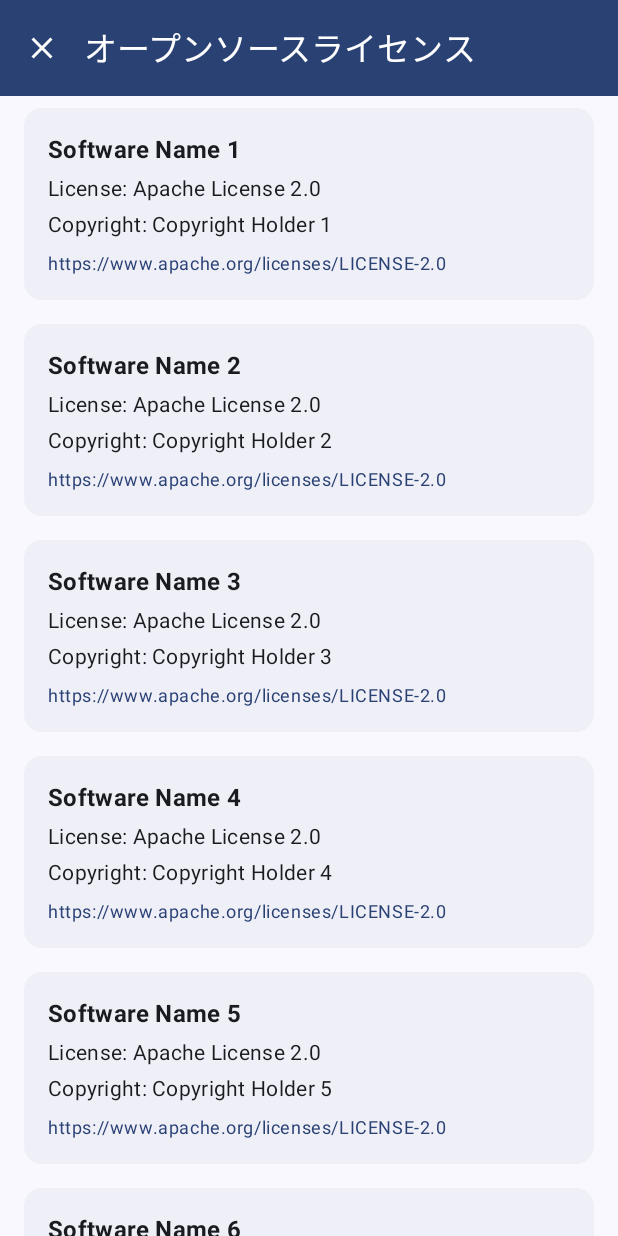
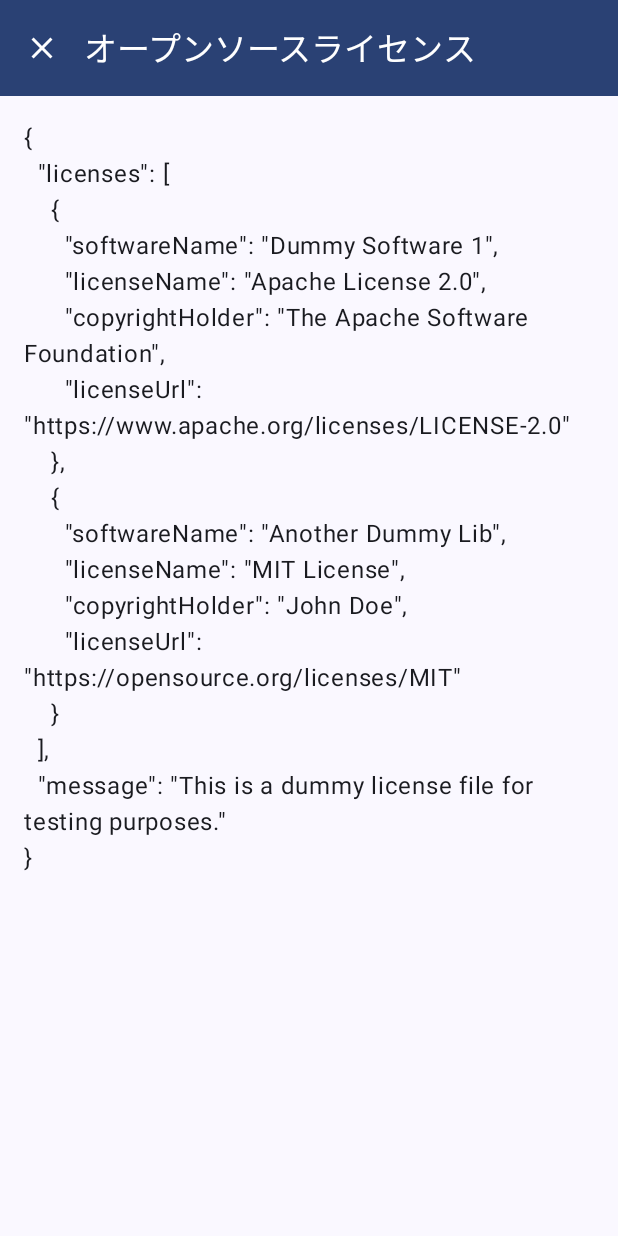
Before and after one commit to keiji/android-device-integrity, an Android app built with Jetpack Compose: the LicenseActivity screen opened directly, with no data from a screen before it, on a phone screen of 412 x 824 dp. Run offline under Robolectric (Android 15) with nearby library versions, the phone set to English and light mode, and no system bars; our stand-ins replace Dagger/Hilt's generated code; libraries missing offline, so code that uses them is left out: com.jakewharton.retrofit2.

Commit message:
feat: AssetInputStreamProviderの追加とライセンス表示機能
AssetInputStreamProviderを導入し、アセットからライセンス情報を読み込む仕組みを構築しました。

主な変更点:
- `:provider:contract` に AssetInputStreamProvider インターフェースを追加。
- `:app` に AssetInputStreamProviderImpl 実装クラスを追加。
- Hiltモジュールに上記プロバイダーのDI設定を追加。
- `:ui:license` の LicenseActivity および LicenseViewModel を修正し、アセット内の `licenses.json` ファイルを読み込んで表示するように変更。
- 動作確認用の仮 `licenses.json` をアセットに追加。

```diff
--- /dev/null
+++ b/android/app/src/main/assets/licenses.json
@@ -0,0 +1,17 @@
+{
+  "licenses": [
+    {
+      "softwareName": "Dummy Software 1",
+      "licenseName": "Apache License 2.0",
+      "copyrightHolder": "The Apache Software Foundation",
+      "licenseUrl": "https://www.apache.org/licenses/LICENSE-2.0"
+    },
+    {
+      "softwareName": "Another Dummy Lib",
+      "licenseName": "MIT License",
+      "copyrightHolder": "John Doe",
+      "licenseUrl": "https://opensource.org/licenses/MIT"
+    }
+  ],
+  "message": "This is a dummy license file for testing purposes."
+}
--- a/android/app/src/main/java/dev/keiji/deviceintegrity/di/AppModule.kt
+++ b/android/app/src/main/java/dev/keiji/deviceintegrity/di/AppModule.kt
@@ -14,6 +14,9 @@ import dev.keiji.deviceintegrity.provider.contract.DeviceSecurityStateProvider
 import dev.keiji.deviceintegrity.provider.impl.DeviceInfoProviderImpl
 import dev.keiji.deviceintegrity.provider.impl.DeviceSecurityStateProviderImpl
 import javax.inject.Singleton
+import android.content.res.AssetManager
+import dev.keiji.deviceintegrity.provider.AssetInputStreamProviderImpl
+import dev.keiji.provider.contract.AssetInputStreamProvider
 
 @Module
 @InstallIn(SingletonComponent::class)
@@ -38,4 +41,20 @@ object AppModule {
     ): DeviceSecurityStateProvider {
         return DeviceSecurityStateProviderImpl(context)
     }
+
+    @Provides
+    @Singleton
+    fun provideAssetManager(
+        @ApplicationContext context: Context
+    ): AssetManager {
+        return context.assets
+    }
+
+    @Provides
+    @Singleton
+    fun provideAssetInputStreamProvider(
+        assetManager: AssetManager
+    ): AssetInputStreamProvider {
+        return AssetInputStreamProviderImpl(assetManager)
+    }
 }
--- /dev/null
+++ b/android/app/src/main/java/dev/keiji/deviceintegrity/provider/AssetInputStreamProviderImpl.kt
@@ -0,0 +1,23 @@
+package dev.keiji.deviceintegrity.provider
+
+import android.content.res.AssetManager
+import dev.keiji.provider.contract.AssetInputStreamProvider
+import java.io.InputStream
+import javax.inject.Inject
+
+class AssetInputStreamProviderImpl @Inject constructor(
+    private val assetManager: AssetManager
+) : AssetInputStreamProvider {
+
+    companion object {
+        private const val LICENSE_FILE_NAME = "licenses.json"
+    }
+
+    override fun openLicense(): InputStream {
+        return open(LICENSE_FILE_NAME)
+    }
+
+    private fun open(fileName: String): InputStream {
+        return assetManager.open(fileName)
+    }
+}
--- /dev/null
+++ b/android/provider/contract/src/main/java/dev/keiji/provider/contract/AssetInputStreamProvider.kt
@@ -0,0 +1,7 @@
+package dev.keiji.provider.contract
+
+import java.io.InputStream
+
+interface AssetInputStreamProvider {
+    fun openLicense(): InputStream
+}
--- a/android/ui/license/src/main/java/dev/keiji/deviceintegrity/ui/license/LicenseActivity.kt
+++ b/android/ui/license/src/main/java/dev/keiji/deviceintegrity/ui/license/LicenseActivity.kt
@@ -1,8 +1,12 @@
 package dev.keiji.deviceintegrity.ui.license
 
 import android.os.Bundle
+import android.util.Log
 import androidx.activity.ComponentActivity
 import androidx.activity.compose.setContent
+import androidx.compose.foundation.layout.padding
+import androidx.compose.foundation.rememberScrollState
+import androidx.compose.foundation.verticalScroll
 import androidx.compose.material3.ExperimentalMaterial3Api
 import androidx.compose.material3.Icon
 import androidx.compose.material3.IconButton
@@ -13,13 +17,19 @@ import androidx.compose.material3.TopAppBar
 import androidx.compose.material3.TopAppBarDefaults
 import androidx.compose.material3.rememberTopAppBarState
 import androidx.compose.runtime.Composable
+import androidx.compose.runtime.collectAsState
+import androidx.compose.runtime.getValue
 import androidx.compose.ui.Modifier
 import androidx.compose.ui.input.nestedscroll.nestedScroll
 import androidx.compose.ui.res.painterResource
 import androidx.compose.ui.res.stringResource
+import androidx.compose.ui.unit.dp
+import androidx.hilt.navigation.compose.hiltViewModel
+import dagger.hilt.android.AndroidEntryPoint
 import dev.keiji.deviceintegrity.ui.license.R
 import dev.keiji.deviceintegrity.ui.theme.DeviceIntegrityTheme
 
+@AndroidEntryPoint
 class LicenseActivity : ComponentActivity() {
     override fun onCreate(savedInstanceState: Bundle?) {
         super.onCreate(savedInstanceState)
@@ -36,7 +46,8 @@ class LicenseActivity : ComponentActivity() {
 @OptIn(ExperimentalMaterial3Api::class)
 @Composable
 fun LicenseContent(
-    onClose: () -> Unit
+    onClose: () -> Unit,
+    viewModel: LicenseViewModel = hiltViewModel()
 ) {
     val scrollBehavior = TopAppBarDefaults.enterAlwaysScrollBehavior(rememberTopAppBarState())
 
@@ -62,9 +73,18 @@ fun LicenseContent(
             )
         }
     ) { paddingValues ->
-        LicenseScreen(
-            licenses = dummyLicenseData, // Use the dummy data for now
-            contentPadding = paddingValues
+        val licenseTextState by viewModel.licenseText.collectAsState()
+        val textToShow = licenseTextState ?: "Loading licenses..."
+
+        // Log the text to check if it's loaded
+        Log.d("LicenseActivity", "License text: $textToShow")
+
+        Text(
+            text = textToShow,
+            modifier = Modifier
+                .padding(paddingValues)
+                .padding(16.dp) // Add some padding around the text
+                .verticalScroll(rememberScrollState()) // Make it scrollable
         )
     }
 }
--- /dev/null
+++ b/android/ui/license/src/main/java/dev/keiji/deviceintegrity/ui/license/LicenseViewModel.kt
@@ -0,0 +1,53 @@
+package dev.keiji.deviceintegrity.ui.license
+
+import androidx.lifecycle.ViewModel
+import androidx.lifecycle.viewModelScope
+import dagger.hilt.android.lifecycle.HiltViewModel
+import dev.keiji.provider.contract.AssetInputStreamProvider
+import kotlinx.coroutines.flow.MutableStateFlow
+import kotlinx.coroutines.flow.StateFlow
+import kotlinx.coroutines.flow.asStateFlow
+import kotlinx.coroutines.launch
+import java.io.InputStreamReader
+import javax.inject.Inject
+
+// LicenseInfo data class は LicenseScreen.kt から移動するか、
+// 共通のdomainモジュールなどにあればそれを使うべきですが、
+// 今回はここに再定義するか、そのまま LicenseScreen.kt のものを使う前提で進めます。
+//ひとまず、LicenseScreen.ktにあるものを参照すると仮定します。
+
+@HiltViewModel
+class LicenseViewModel @Inject constructor(
+    private val assetInputStreamProvider: AssetInputStreamProvider
+) : ViewModel() {
+
+    private val _licenseText = MutableStateFlow<String?>(null)
+    val licenseText: StateFlow<String?> = _licenseText.asStateFlow()
+
+    // TODO: 将来的には LicenseInfo のリストを保持するようにする
+    // private val _licenses = MutableStateFlow<List<LicenseInfo>>(emptyList())
+    // val licenses: StateFlow<List<LicenseInfo>> = _licenses.asStateFlow()
+
+    init {
+        loadLicenseFile()
+    }
+
+    private fun loadLicenseFile() {
+        viewModelScope.launch {
+            try {
+                val inputStream = assetInputStreamProvider.openLicense()
+                // TODO: 本来はここでJSONをパースして LicenseInfo のリストに変換する
+                // 今回はInputStreamをテキストとして読み込み、保持するだけ
+                val reader = InputStreamReader(inputStream)
+                _licenseText.value = reader.readText()
+                reader.close()
+                inputStream.close()
+                // Log.d("LicenseViewModel", "License Text: ${_licenseText.value}") // 必要ならログ出力
+            } catch (e: Exception) {
+                // Handle error, e.g., show an error message to the user
+                _licenseText.value = "Error loading license file: ${e.message}"
+                // Log.e("LicenseViewModel", "Error loading license", e) // 必要ならエラーログ出力
+            }
+        }
+    }
+}
```
